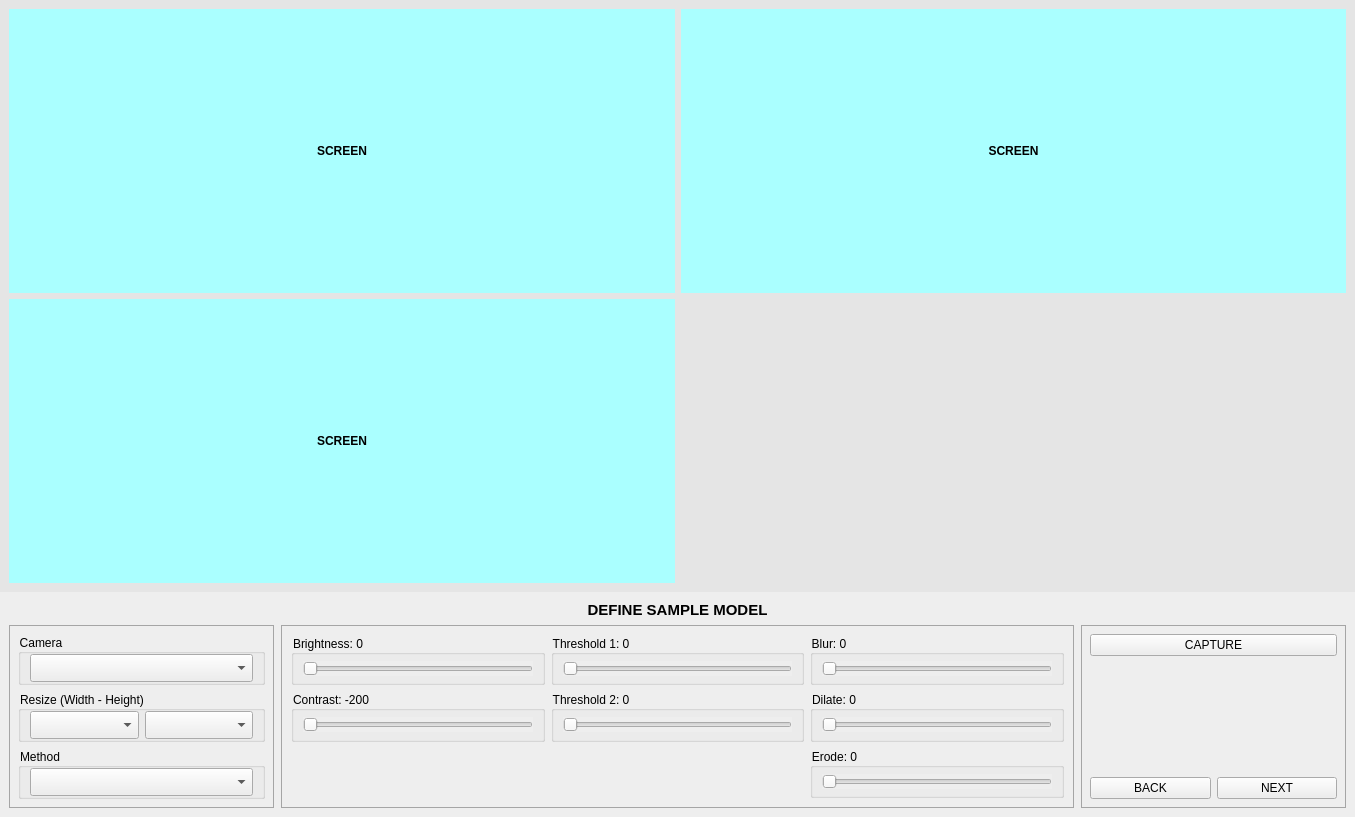
Before: the Qt Designer form views/detection_config_screen.ui in Shockmstr/FQCS_DesktopApp, drawn with Qt 5.
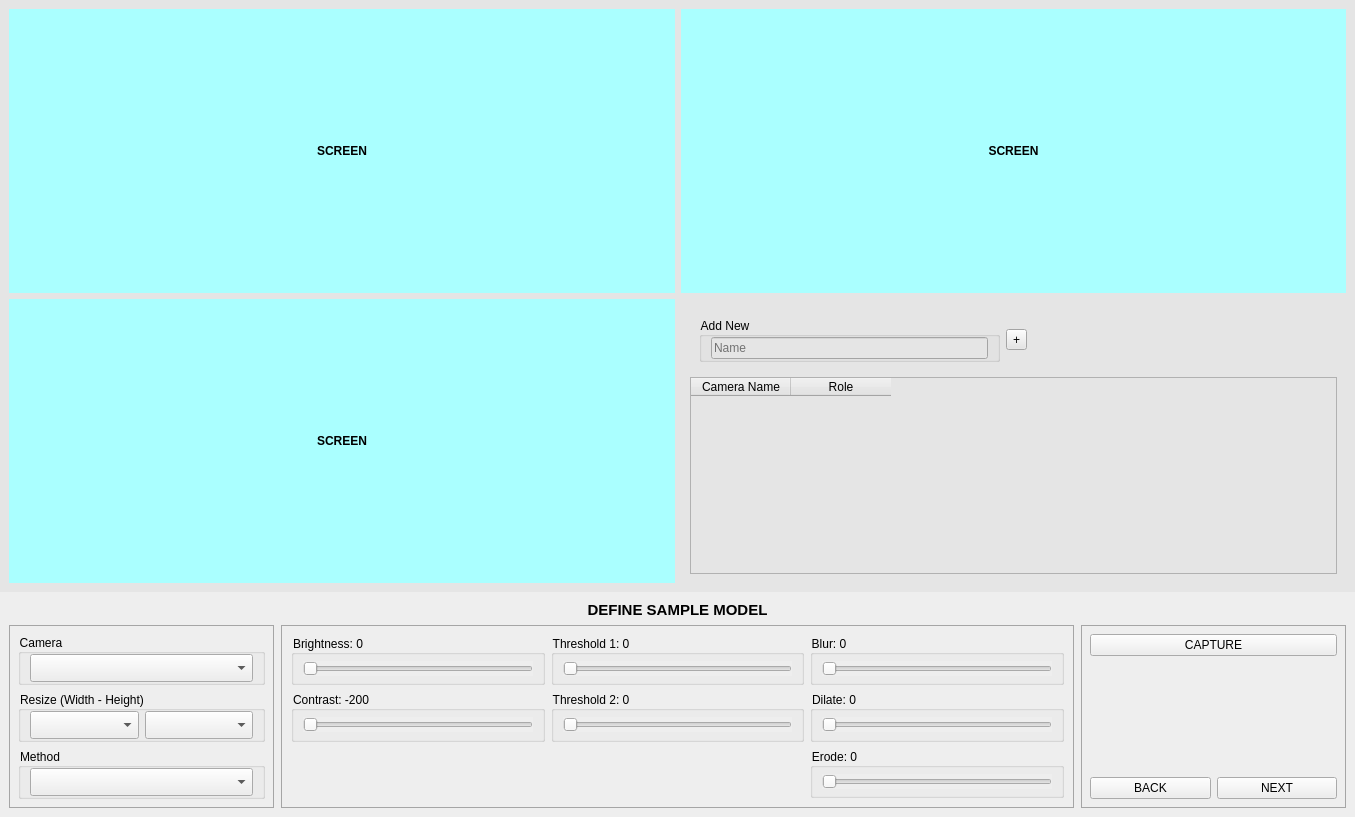
After: the same form once the commit is applied.

Commit message: update table choice

What changed in the file:
```diff
--- a/views/detection_config_screen.ui
+++ b/views/detection_config_screen.ui
@@ -86,6 +86,89 @@
         </property>
        </widget>
       </item>
+      <item row="1" column="1">
+       <widget class="QWidget" name="screen4" native="true">
+        <layout class="QGridLayout" name="gridLayout_7">
+         <item row="0" column="1">
+          <widget class="QWidget" name="widget_2" native="true">
+           <layout class="QHBoxLayout" name="horizontalLayout_2" stretch="2,1,2">
+            <item>
+             <widget class="QGroupBox" name="groupCbbTemplate">
+              <property name="title">
+               <string>Add New</string>
+              </property>
+              <layout class="QVBoxLayout" name="verticalLayout_3">
+               <property name="topMargin">
+                <number>0</number>
+               </property>
+               <property name="bottomMargin">
+                <number>0</number>
+               </property>
+               <item>
+                <widget class="QLineEdit" name="txtNewCamera">
+                 <property name="placeholderText">
+                  <string>Name</string>
+                 </property>
+                 <property name="clearButtonEnabled">
+                  <bool>true</bool>
+                 </property>
+                </widget>
+               </item>
+              </layout>
+             </widget>
+            </item>
+            <item>
+             <widget class="QToolButton" name="btnAdd">
+              <property name="text">
+               <string>+</string>
+              </property>
+             </widget>
+            </item>
+            <item>
+             <spacer name="horizontalSpacer_4">
+              <property name="orientation">
+               <enum>Qt::Horizontal</enum>
+              </property>
+              <property name="sizeHint" stdset="0">
+               <size>
+                <width>40</width>
+                <height>20</height>
+               </size>
+              </property>
+             </spacer>
+            </item>
+           </layout>
+          </widget>
+         </item>
+         <item row="1" column="1">
+          <widget class="QTableWidget" name="tblCameraConfig">
+           <property name="selectionMode">
+            <enum>QAbstractItemView::SingleSelection</enum>
+           </property>
+           <property name="selectionBehavior">
+            <enum>QAbstractItemView::SelectRows</enum>
+           </property>
+           <property name="rowCount">
+            <number>0</number>
+           </property>
+           <property name="columnCount">
+            <number>2</number>
+           </property>
+           <column>
+            <property name="text">
+             <string>Camera Name</string>
+            </property>
+           </column>
+           <column>
+            <property name="text">
+             <string>Role</string>
+            </property>
+           </column>
+          </widget>
+         </item>
+        </layout>
+       </widget>
+      </item>
      </layout>
     </widget>
    </item>
```
Left out of the diff: 26 changed lines with no effect on the pictures. The commit also changes 3 other files.
